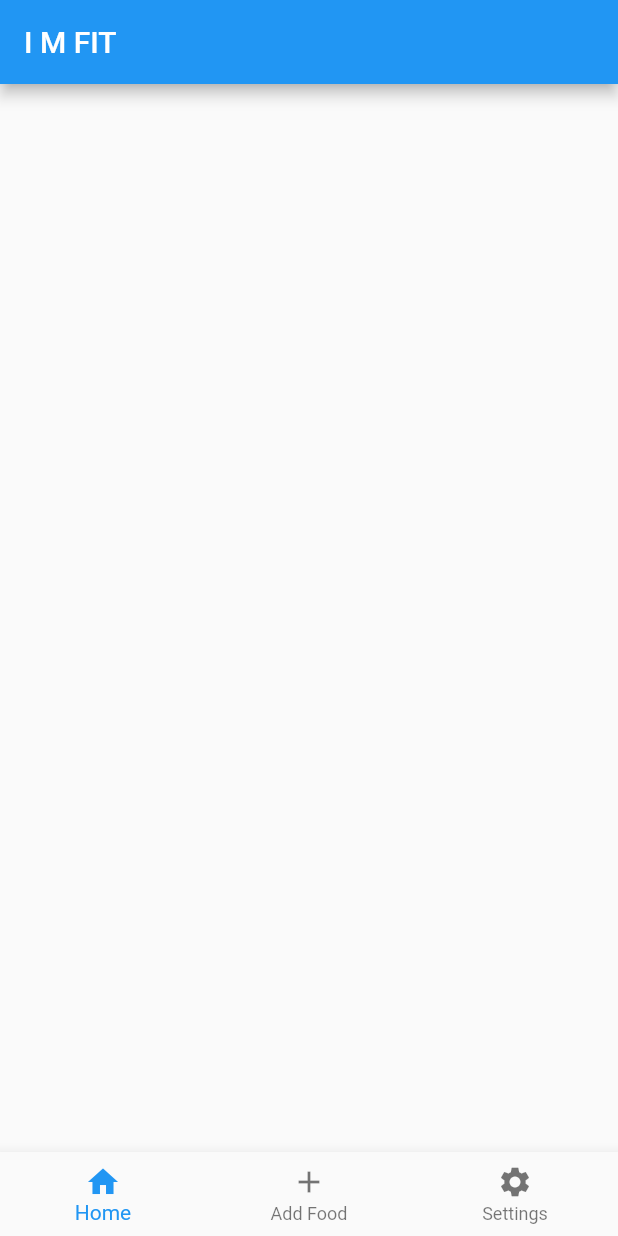
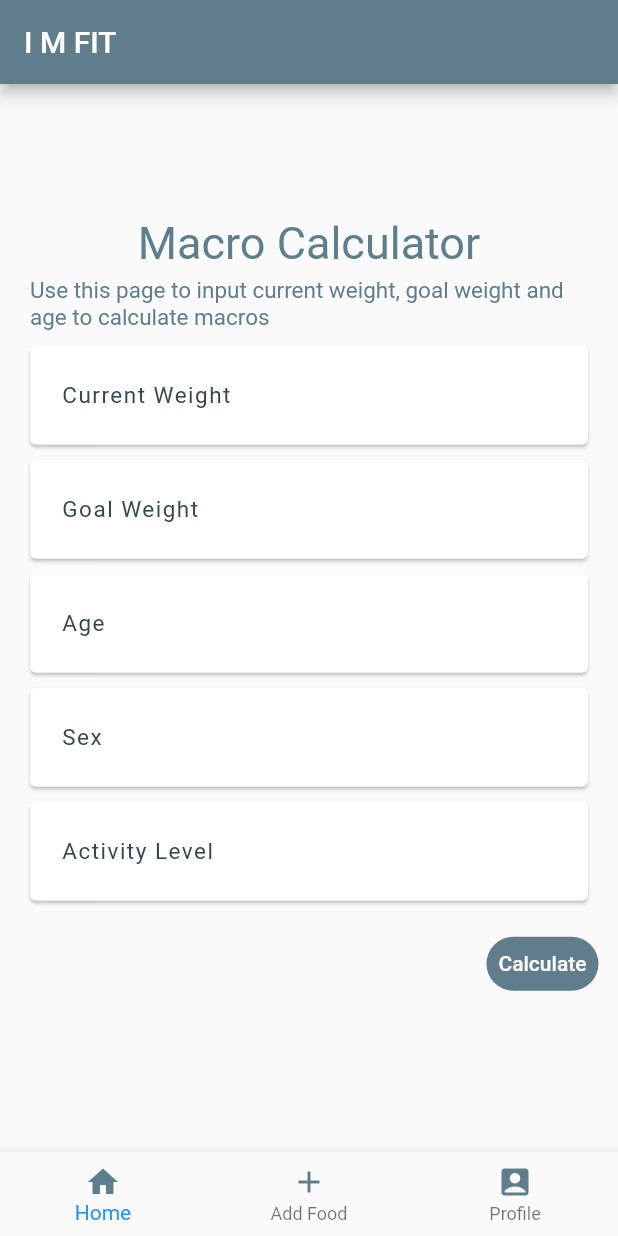
Before and after one commit to iMFit/flutter, a Flutter app: the screen it shows after launch, on a phone screen of 412 x 824 dp. Run offline on Flutter 3.47's test engine with Material 2 defaults, Android fonts, the phone set to English and light mode, and no system bars.

Commit message:
Updated code

```diff
--- a/imfit/lib/main.dart
+++ b/imfit/lib/main.dart
@@ -10,20 +10,146 @@ class MyApp extends StatelessWidget {
       home: Scaffold(
         appBar: AppBar(
           title: const Text('I M FIT'),
+          backgroundColor: Colors.blueGrey,
+        ),
+        body: SafeArea(
+          child: Column(
+            mainAxisAlignment: MainAxisAlignment.center,
+            children: <Widget>[
+              Text('Macro Calculator',
+                  style: TextStyle(
+                    color: Colors.blueGrey,
+                    fontSize: 30.0,
+                    fontWeight: FontWeight.normal,
+                  )),
+              Padding(
+                padding:
+                    const EdgeInsets.symmetric(horizontal: 20.0, vertical: 5),
+                child: Text(
+                    'Use this page to input current weight, goal weight and age to calculate macros',
+                    style: TextStyle(
+                      color: Colors.blueGrey,
+                      fontSize: 15.0,
+                      fontWeight: FontWeight.normal,
+                    )),
+              ),
+              Card(
+                margin: EdgeInsets.symmetric(horizontal: 20, vertical: 5),
+                child: Padding(
+                  padding: const EdgeInsets.all(5.0),
+                  child: ListTile(
+                    title: Text(
+                      'Current Weight',
+                      style: TextStyle(
+                          letterSpacing: 1,
+                          fontSize: 15,
+                          color: Colors.blueGrey[800]),
+                    ),
+                  ),
+                ),
+              ),
+              Card(
+                margin: EdgeInsets.symmetric(horizontal: 20, vertical: 5),
+                child: Padding(
+                  padding: const EdgeInsets.all(5.0),
+                  child: ListTile(
+                    title: Text(
+                      'Goal Weight',
+                      style: TextStyle(
+                          letterSpacing: 1,
+                          fontSize: 15,
+                          color: Colors.blueGrey[800]),
+                    ),
+                  ),
+                ),
+              ),
+              Card(
+                margin: EdgeInsets.symmetric(horizontal: 20, vertical: 5),
+                child: Padding(
+                  padding: const EdgeInsets.all(5.0),
+                  child: ListTile(
+                    title: Text(
+                      'Age',
+                      style: TextStyle(
+                          letterSpacing: 1,
+                          fontSize: 15,
+                          color: Colors.blueGrey[800]),
+                    ),
+                  ),
+                ),
+              ),
+              Card(
+                margin: EdgeInsets.symmetric(horizontal: 20, vertical: 5),
+                child: Padding(
+                  padding: const EdgeInsets.all(5.0),
+                  child: ListTile(
+                    title: Text(
+                      'Sex',
+                      style: TextStyle(
+                          letterSpacing: 1,
+                          fontSize: 15,
+                          color: Colors.blueGrey[800]),
+                    ),
+                  ),
+                ),
+              ),
+              Card(
+                margin: EdgeInsets.symmetric(horizontal: 20, vertical: 5),
+                child: Padding(
+                  padding: const EdgeInsets.all(5.0),
+                  child: ListTile(
+                    title: Text(
+                      'Activity Level',
+                      style: TextStyle(
+                          letterSpacing: 1,
+                          fontSize: 15,
+                          color: Colors.blueGrey[800]),
+                    ),
+                  ),
+                ),
+              ),
+              Container(
+                child: Padding(
+                  padding: EdgeInsets.all(5.0),
+                  child: new ButtonBar(
+                    children: <Widget>[
+                      FlatButton(
+                        color: Colors.blueGrey,
+                        child: const Text('Calculate'),
+                        shape: new RoundedRectangleBorder(
+                            borderRadius: new BorderRadius.circular(30.0)),
+                        textColor: Colors.white,
+                        onPressed: () {},
+                      ),
+                    ],
+                  ),
+                ),
+              ),
+            ],
+          ),
         ),
         bottomNavigationBar: BottomNavigationBar(
           items: const <BottomNavigationBarItem>[
             BottomNavigationBarItem(
-              icon: Icon(Icons.home),
+              icon: Icon(
+                Icons.home,
+                color: Colors.blueGrey,
+              ),
               title: Text('Home'),
             ),
             BottomNavigationBarItem(
-              icon: Icon(Icons.add),
+              icon: Icon(
+                Icons.add,
+                color: Colors.blueGrey,
+              ),
               title: Text('Add Food'),
             ),
             BottomNavigationBarItem(
-              icon: Icon(Icons.settings),
-              title: Text('Settings'),
+              icon: Icon(
+                Icons.account_box,
+                color: Colors.blueGrey,
+              ),
+              title: Text('Profile'),
             ),
           ],
         ),
```
